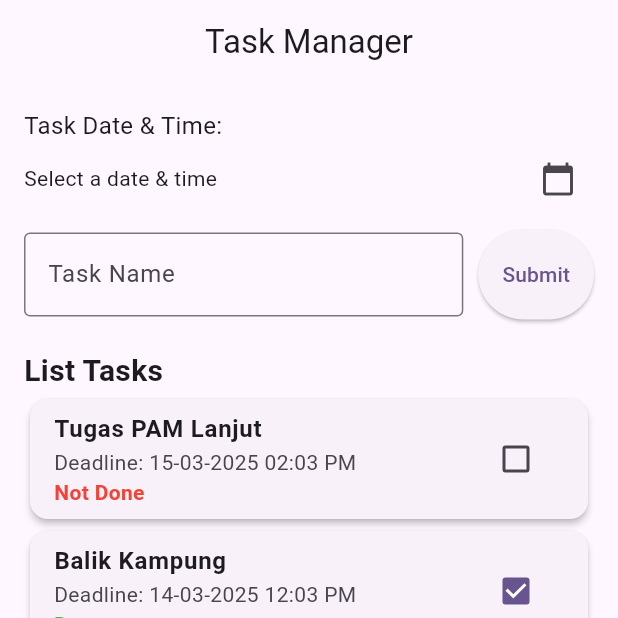
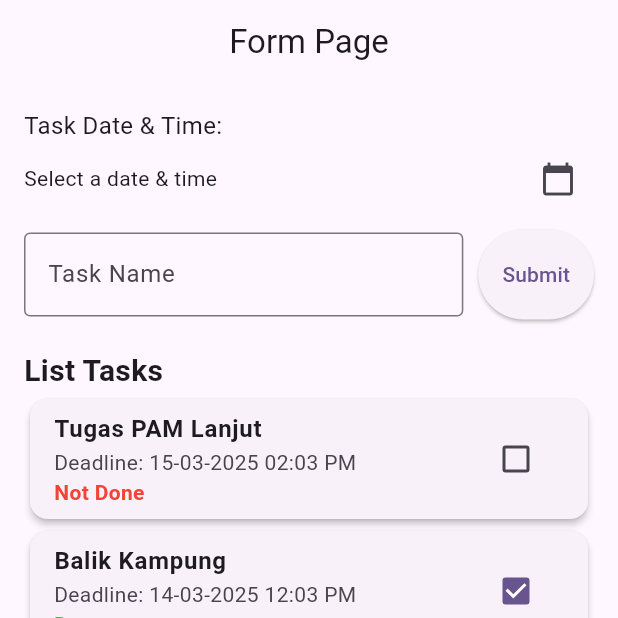
Before and after one commit to muthiasasi19/TodoApp_0167, a Flutter app: the screen it shows after launch, on a phone screen of 412 x 824 dp, the top half of it. Run offline on Flutter 3.47's test engine with Material 3 defaults, Android fonts, the phone set to English and light mode, and no system bars; our stand-ins replace flutter_datetime_picker_plus.

Commit message:
Mengubah teks

```diff
--- a/lib/todo_page.dart
+++ b/lib/todo_page.dart
@@ -66,7 +66,7 @@ class _TodoPageState extends State<TodoPage> {
   @override
   Widget build(BuildContext context) {
     return Scaffold(
-      appBar: AppBar(title: const Text('Task Manager'), centerTitle: true),
+      appBar: AppBar(title: const Text('Form Page'), centerTitle: true),
       body: Padding(
         padding: const EdgeInsets.all(16.0),
         child: Column(
```
